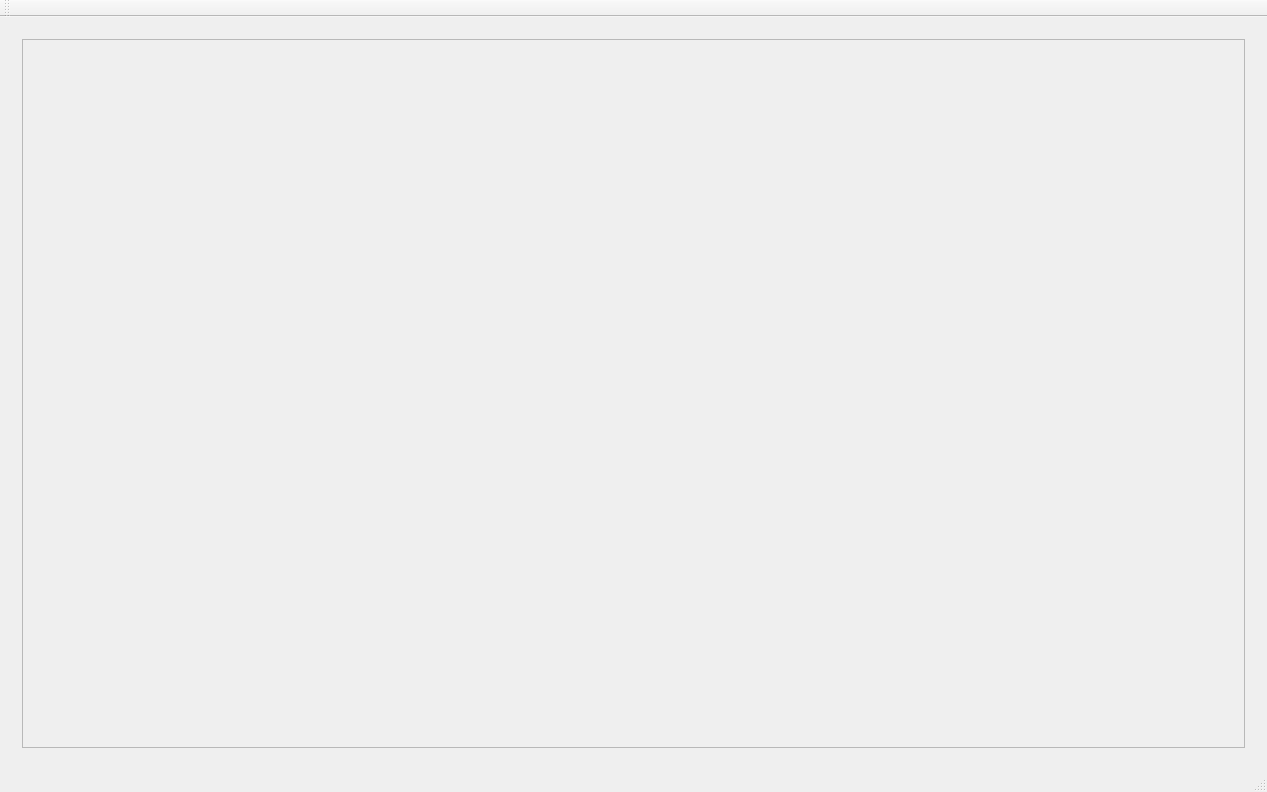
First picture: the form in mainwindow.ui, repository malcom2073/QSlippyMap, before the edit.
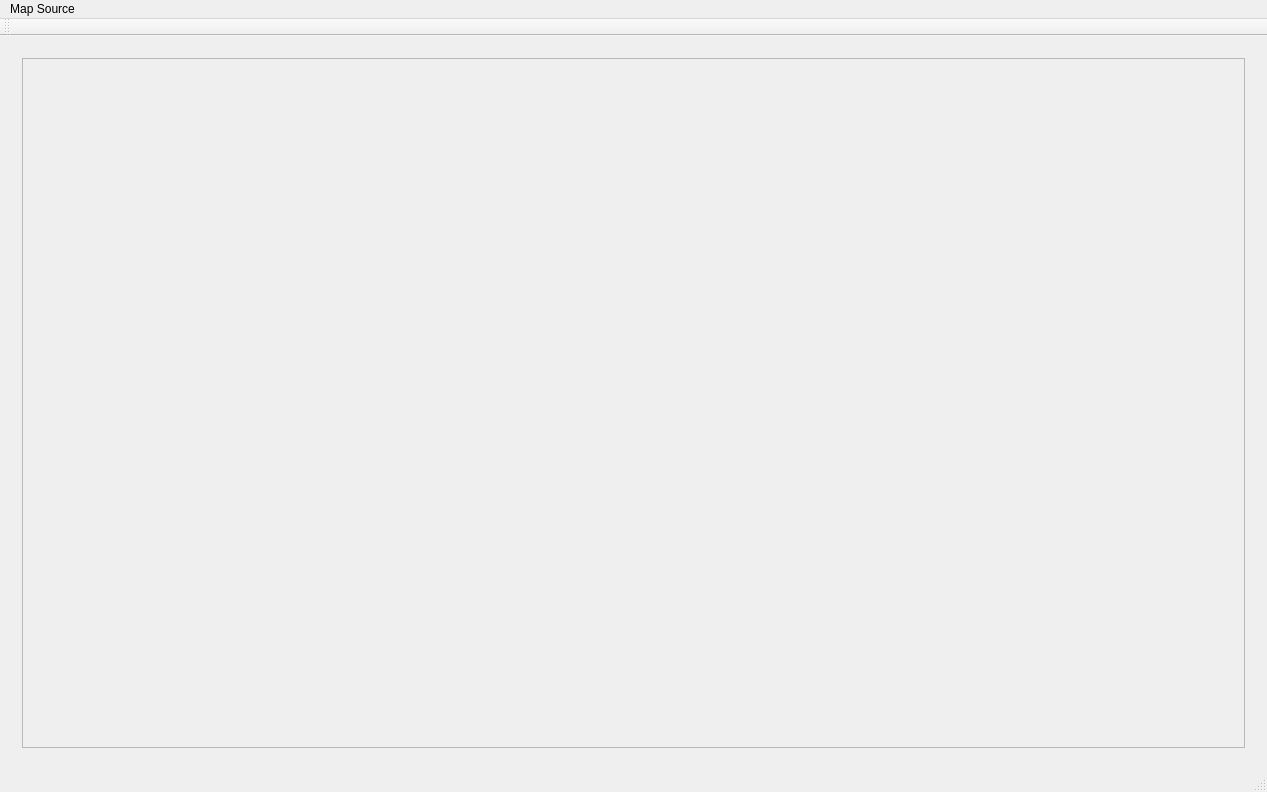
Second picture: the form after the edit. The open tabs and pages were chosen to show the change. Custom widgets are drawn as their Qt base class.

Patch:
```diff
--- a/mainwindow.ui
+++ b/mainwindow.ui
@@ -81,8 +81,8 @@
             <rect>
              <x>0</x>
              <y>0</y>
-             <width>63</width>
-             <height>16</height>
+             <width>98</width>
+             <height>28</height>
             </rect>
            </property>
           </widget>
@@ -128,9 +128,17 @@
      <x>0</x>
      <y>0</y>
      <width>1267</width>
-     <height>21</height>
+     <height>22</height>
     </rect>
    </property>
+   <widget class="QMenu" name="menuMap_Soruce">
+    <property name="title">
+     <string>Map Source</string>
+    </property>
+    <addaction name="actionMapBox"/>
+    <addaction name="actionGoogle"/>
+   </widget>
+   <addaction name="menuMap_Soruce"/>
   </widget>
   <widget class="QToolBar" name="mainToolBar">
    <attribute name="toolBarArea">
```
Left out of the diff: 10 changed lines with no effect on the pictures.
